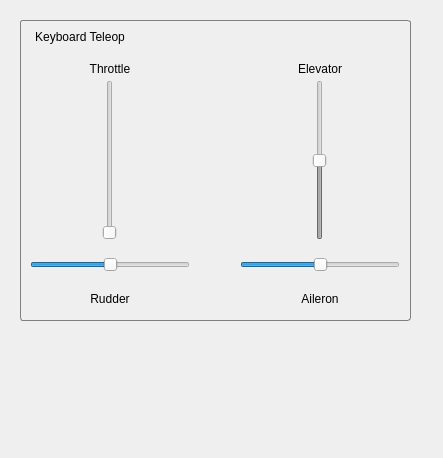
pvechersky/rotors_simulator, file rqt_rotors/resource/teleop_widget.ui: the form before one commit.
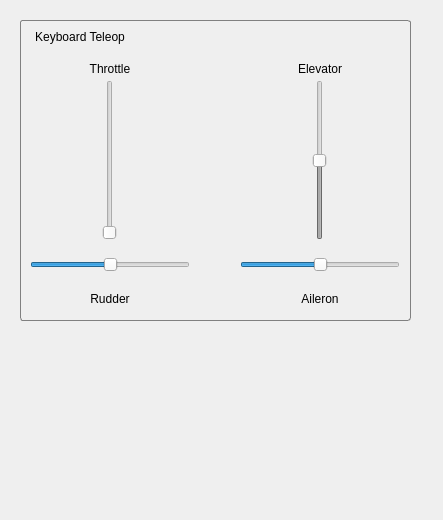
The form after the commit.

Commit message: Adding the functionality of rebooting the autopilot to the GUI

Diff of the .ui file:
```diff
--- a/rqt_rotors/resource/teleop_widget.ui
+++ b/rqt_rotors/resource/teleop_widget.ui
@@ -7,7 +7,7 @@
     <x>0</x>
     <y>0</y>
     <width>443</width>
-    <height>458</height>
+    <height>520</height>
    </rect>
   </property>
   <property name="sizePolicy">
@@ -19,7 +19,7 @@
   <property name="minimumSize">
    <size>
     <width>443</width>
-    <height>458</height>
+    <height>520</height>
    </size>
   </property>
   <property name="windowTitle">
```
The commit also changes 7 other files.
